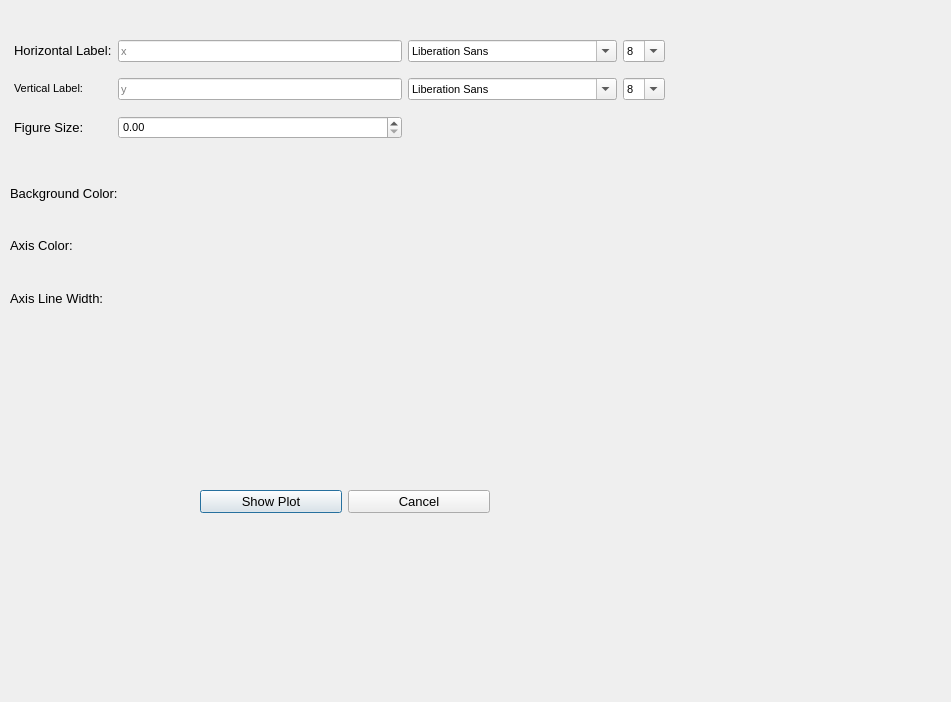
Before: the Qt Designer form ploteditorgui.ui in alPreuhs/PlotPrototype, drawn with Qt 5.
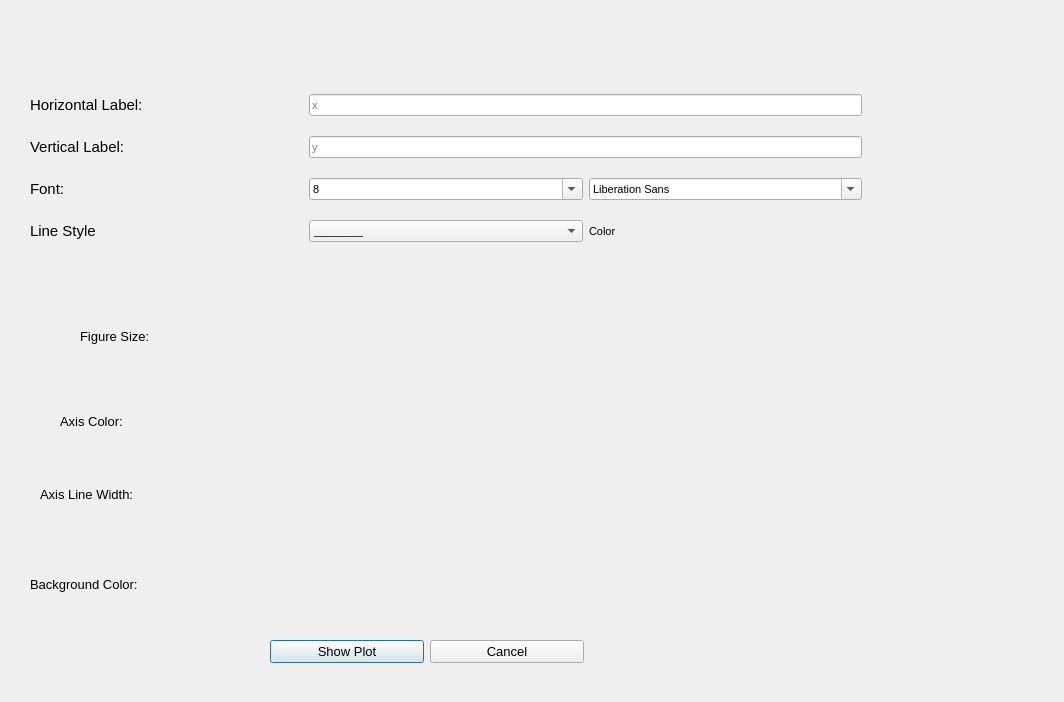
After: the same form once the commit is applied.

Commit message: Connecting first parameters from gui to shown plot

Patch:
```diff
--- a/ploteditorgui.ui
+++ b/ploteditorgui.ui
@@ -6,7 +6,7 @@
    <rect>
     <x>0</x>
     <y>0</y>
-    <width>951</width>
+    <width>1064</width>
     <height>702</height>
    </rect>
   </property>
@@ -22,9 +22,9 @@
   <widget class="QWidget" name="layoutWidget">
    <property name="geometry">
     <rect>
-     <x>200</x>
-     <y>470</y>
-     <width>290</width>
+     <x>270</x>
+     <y>620</y>
+     <width>314</width>
      <height>63</height>
     </rect>
    </property>
@@ -58,10 +58,10 @@
   <widget class="QWidget" name="layoutWidget">
    <property name="geometry">
     <rect>
-     <x>14</x>
-     <y>30</y>
-     <width>651</width>
-     <height>121</height>
+     <x>30</x>
+     <y>80</y>
+     <width>832</width>
+     <height>178</height>
     </rect>
    </property>
    <property name="font">
@@ -70,32 +70,11 @@
     </font>
    </property>
    <layout class="QGridLayout" name="gridLayout">
-    <item row="1" column="1">
-     <widget class="QLineEdit" name="vertical_label_le">
-      <property name="minimumSize">
-       <size>
-        <width>0</width>
-        <height>0</height>
-       </size>
-      </property>
-      <property name="font">
-       <font>
-        <pointsize>8</pointsize>
-       </font>
-      </property>
-      <property name="text">
-       <string/>
-      </property>
-      <property name="placeholderText">
-       <string>y</string>
-      </property>
-     </widget>
-    </item>
     <item row="1" column="0">
      <widget class="QLabel" name="vertical_label_l">
       <property name="font">
        <font>
-        <pointsize>8</pointsize>
+        <pointsize>11</pointsize>
        </font>
       </property>
       <property name="text">
@@ -103,11 +82,8 @@
       </property>
      </widget>
     </item>
-    <item row="0" column="3">
-     <widget class="QComboBox" name="font_sice_horizontal_sb">
-      <property name="enabled">
-       <bool>true</bool>
-      </property>
+    <item row="1" column="1" colspan="2">
+     <widget class="QLineEdit" name="vertical_label_le">
       <property name="minimumSize">
        <size>
         <width>0</width>
@@ -119,179 +95,16 @@
         <pointsize>8</pointsize>
        </font>
       </property>
-      <property name="editable">
-       <bool>true</bool>
+      <property name="text">
+       <string/>
       </property>
-      <property name="maxVisibleItems">
-       <number>16</number>
+      <property name="placeholderText">
+       <string>y</string>
       </property>
-      <property name="minimumContentsLength">
-       <number>0</number>
-      </property>
-      <item>
-       <property name="text">
-        <string>8</string>
-       </property>
-      </item>
-      <item>
-       <property name="text">
-        <string>9</string>
-       </property>
-      </item>
-      <item>
-       <property name="text">
-        <string>10</string>
-       </property>
-      </item>
-      <item>
-       <property name="text">
-        <string>11</string>
-       </property>
-      </item>
-      <item>
-       <property name="text">
-        <string>12</string>
-       </property>
-      </item>
-      <item>
-       <property name="text">
-        <string>14</string>
-       </property>
-      </item>
-      <item>
-       <property name="text">
-        <string>16</string>
-       </property>
-      </item>
-      <item>
-       <property name="text">
-        <string>18</string>
-       </property>
-      </item>
-      <item>
-       <property name="text">
-        <string>20</string>
-       </property>
-      </item>
-      <item>
-       <property name="text">
-        <string>22</string>
-       </property>
-      </item>
-      <item>
-       <property name="text">
-        <string>24</string>
-       </property>
-      </item>
-      <item>
-       <property name="text">
-        <string>26</string>
-       </property>
-      </item>
-      <item>
-       <property name="text">
-        <string>28</string>
-       </property>
-      </item>
      </widget>
     </item>
-    <item row="1" column="3">
-     <widget class="QComboBox" name="font_size_vertical_sb">
-      <property name="minimumSize">
-       <size>
-        <width>0</width>
-        <height>0</height>
-       </size>
-      </property>
-      <property name="font">
-       <font>
-        <pointsize>8</pointsize>
-       </font>
-      </property>
-      <property name="editable">
-       <bool>true</bool>
-      </property>
-      <property name="maxVisibleItems">
-       <number>16</number>
-      </property>
-      <property name="minimumContentsLength">
-       <number>0</number>
-      </property>
-      <item>
-       <property name="text">
-        <string>8</string>
-       </property>
-      </item>
-      <item>
-       <property name="text">
-        <string>9</string>
-       </property>
-      </item>
-      <item>
-       <property name="text">
-        <string>10</string>
-       </property>
-      </item>
-      <item>
-       <property name="text">
-        <string>11</string>
-       </property>
-      </item>
-      <item>
-       <property name="text">
-        <string>12</string>
-       </property>
-      </item>
-      <item>
-       <property name="text">
-        <string>14</string>
-       </property>
-      </item>
-      <item>
-       <property name="text">
-        <string>16</string>
-       </property>
-      </item>
-      <item>
-       <property name="text">
-        <string>18</string>
-       </property>
-      </item>
-      <item>
-       <property name="text">
-        <string>20</string>
-       </property>
-      </item>
-      <item>
-       <property name="text">
-        <string>22</string>
-       </property>
-      </item>
-      <item>
-       <property name="text">
-        <string>24</string>
-       </property>
-      </item>
-      <item>
-       <property name="text">
-        <string>26</string>
-       </property>
-      </item>
-      <item>
-       <property name="text">
-        <string>28</string>
-       </property>
-      </item>
-     </widget>
-    </item>
-    <item row="1" column="2">
-     <widget class="QFontComboBox" name="vertical_label_font_sb">
-      <property name="sizePolicy">
-       <sizepolicy hsizetype="Preferred" vsizetype="Fixed">
-        <horstretch>0</horstretch>
-        <verstretch>0</verstretch>
-       </sizepolicy>
-      </property>
+    <item row="2" column="2">
+     <widget class="QFontComboBox" name="font_sb">
       <property name="minimumSize">
        <size>
         <width>0</width>
@@ -306,27 +119,98 @@
      </widget>
     </item>
     <item row="2" column="1">
-     <widget class="QDoubleSpinBox" name="figure_size_sb">
-      <property name="font">
-       <font>
-        <pointsize>8</pointsize>
-       </font>
+     <widget class="QComboBox" name="font_size_sb">
+      <property name="enabled">
+       <bool>true</bool>
       </property>
-     </widget>
-    </item>
-    <item row="2" column="0">
-     <widget class="QLabel" name="figure_size_l">
+      <property name="minimumSize">
+       <size>
+        <width>0</width>
+        <height>0</height>
+       </size>
+      </property>
       <property name="font">
        <font>
         <pointsize>8</pointsize>
        </font>
       </property>
-      <property name="text">
-       <string>&lt;html&gt;&lt;head/&gt;&lt;body&gt;&lt;p&gt;&lt;span style=&quot; font-size:10pt;&quot;&gt;Figure Size:&lt;/span&gt;&lt;/p&gt;&lt;/body&gt;&lt;/html&gt;</string>
+      <property name="editable">
+       <bool>true</bool>
       </property>
+      <property name="maxVisibleItems">
+       <number>16</number>
+      </property>
+      <property name="minimumContentsLength">
+       <number>0</number>
+      </property>
+      <item>
+       <property name="text">
+        <string>8</string>
+       </property>
+      </item>
+      <item>
+       <property name="text">
+        <string>9</string>
+       </property>
+      </item>
+      <item>
+       <property name="text">
+        <string>10</string>
+       </property>
+      </item>
+      <item>
+       <property name="text">
+        <string>11</string>
+       </property>
+      </item>
+      <item>
+       <property name="text">
+        <string>12</string>
+       </property>
+      </item>
+      <item>
+       <property name="text">
+        <string>14</string>
+       </property>
+      </item>
+      <item>
+       <property name="text">
+        <string>16</string>
+       </property>
+      </item>
+      <item>
+       <property name="text">
+        <string>18</string>
+       </property>
+      </item>
+      <item>
+       <property name="text">
+        <string>20</string>
+       </property>
+      </item>
+      <item>
+       <property name="text">
+        <string>22</string>
+       </property>
+      </item>
+      <item>
+       <property name="text">
+        <string>24</string>
+       </property>
+      </item>
+      <item>
+       <property name="text">
+        <string>26</string>
+       </property>
+      </item>
+      <item>
+       <property name="text">
+        <string>28</string>
+       </property>
+      </item>
      </widget>
     </item>
-    <item row="0" column="1">
+    <item row="0" column="1" colspan="2">
      <widget class="QLineEdit" name="horizontal_label_le">
       <property name="minimumSize">
        <size>
@@ -353,86 +237,142 @@
       </property>
      </widget>
     </item>
-    <item row="0" column="2">
-     <widget class="QFontComboBox" name="horizontal_label_font_sb">
-      <property name="minimumSize">
-       <size>
-        <width>0</width>
-        <height>0</height>
-       </size>
-      </property>
-      <property name="font">
-       <font>
-        <pointsize>8</pointsize>
-       </font>
-      </property>
-     </widget>
-    </item>
     <item row="0" column="0">
      <widget class="QLabel" name="horizontal_label_l">
       <property name="font">
        <font>
-        <pointsize>8</pointsize>
+        <pointsize>11</pointsize>
        </font>
       </property>
       <property name="text">
-       <string>&lt;html&gt;&lt;head/&gt;&lt;body&gt;&lt;p&gt;&lt;span style=&quot; font-size:10pt;&quot;&gt;Horizontal Label:&lt;/span&gt;&lt;/p&gt;&lt;/body&gt;&lt;/html&gt;</string>
-      </property>
-      <property name="scaledContents">
-       <bool>false</bool>
+       <string>Horizontal Label: </string>
       </property>
      </widget>
     </item>
-   </layout>
-  </widget>
-  <widget class="QWidget" name="">
-   <property name="geometry">
-    <rect>
-     <x>10</x>
-     <y>170</y>
-     <width>108</width>
-     <height>151</height>
-    </rect>
-   </property>
-   <layout class="QGridLayout" name="gridLayout_2">
     <item row="2" column="0">
-     <widget class="QLabel" name="label_2">
+     <widget class="QLabel" name="label_3">
       <property name="font">
        <font>
-        <pointsize>10</pointsize>
+        <pointsize>11</pointsize>
        </font>
       </property>
       <property name="text">
-       <string>Axis Line Width:</string>
+       <string>Font: </string>
       </property>
      </widget>
     </item>
-    <item row="0" column="0">
-     <widget class="QLabel" name="label_4">
+    <item row="3" column="0">
+     <widget class="QLabel" name="linestyle_l">
       <property name="font">
        <font>
-        <pointsize>10</pointsize>
+        <pointsize>11</pointsize>
        </font>
       </property>
       <property name="text">
-       <string>Background Color:</string>
+       <string>Line Style</string>
       </property>
      </widget>
     </item>
-    <item row="1" column="0">
-     <widget class="QLabel" name="label">
-      <property name="font">
-       <font>
-        <pointsize>10</pointsize>
-       </font>
-      </property>
+    <item row="3" column="2">
+     <widget class="QLabel" name="label_6">
       <property name="text">
-       <string>Axis Color:</string>
+       <string>Color</string>
       </property>
      </widget>
     </item>
+    <item row="3" column="1">
+     <widget class="QComboBox" name="linestyle_cb">
+      <item>
+       <property name="text">
+        <string>________</string>
+       </property>
+      </item>
+      <item>
+       <property name="text">
+        <string>_ _ _ _ _</string>
+       </property>
+      </item>
+      <item>
+       <property name="text">
+        <string>. . . . . . . </string>
+       </property>
+      </item>
+     </widget>
+    </item>
    </layout>
   </widget>
+  <widget class="QLabel" name="label">
+   <property name="geometry">
+    <rect>
+     <x>60</x>
+     <y>400</y>
+     <width>220</width>
+     <height>42</height>
+    </rect>
+   </property>
+   <property name="font">
+    <font>
+     <pointsize>10</pointsize>
+    </font>
+   </property>
+   <property name="text">
+    <string>Axis Color:</string>
+   </property>
+  </widget>
+  <widget class="QLabel" name="label_4">
+   <property name="geometry">
+    <rect>
+     <x>30</x>
+     <y>550</y>
+     <width>220</width>
+     <height>69</height>
+    </rect>
+   </property>
+   <property name="font">
+    <font>
+     <pointsize>10</pointsize>
+    </font>
+   </property>
+   <property name="text">
+    <string>Background Color:</string>
+   </property>
+  </widget>
+  <widget class="QLabel" name="label_2">
+   <property name="geometry">
+    <rect>
+     <x>40</x>
+     <y>420</y>
+     <width>220</width>
+     <height>149</height>
+    </rect>
+   </property>
+   <property name="font">
+    <font>
+     <pointsize>10</pointsize>
+    </font>
+   </property>
+   <property name="text">
+    <string>Axis Line Width:</string>
+   </property>
+  </widget>
+  <widget class="QLabel" name="figure_size_l">
+   <property name="geometry">
+    <rect>
+     <x>80</x>
+     <y>320</y>
+     <width>200</width>
+     <height>33</height>
+    </rect>
+   </property>
+   <property name="font">
+    <font>
+     <pointsize>8</pointsize>
+    </font>
+   </property>
+   <property name="text">
+    <string>&lt;html&gt;&lt;head/&gt;&lt;body&gt;&lt;p&gt;&lt;span style=&quot; font-size:10pt;&quot;&gt;Figure Size:&lt;/span&gt;&lt;/p&gt;&lt;/body&gt;&lt;/html&gt;</string>
+   </property>
+  </widget>
  </widget>
  <resources/>
  <connections/>
```
The commit also changes 2 other files.
